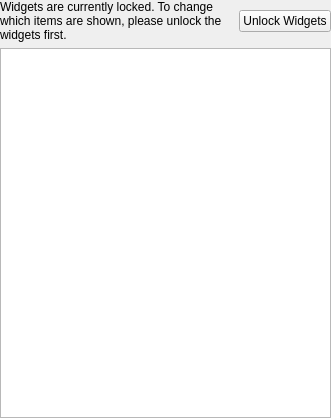
Before: the Qt Designer form plasma/generic/applets/systemtray/ui/visibleitems.ui in mgottschlag/kwin-tiling, drawn with Qt 5.
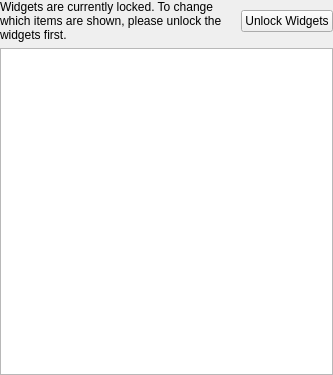
After: the same form once the commit is applied. Custom widgets are drawn as their Qt base class.

Commit message: slightly taller, no scrollbars in the first page BUG:217468

Diff of the .ui file:
```diff
--- a/plasma/generic/applets/systemtray/ui/visibleitems.ui
+++ b/plasma/generic/applets/systemtray/ui/visibleitems.ui
@@ -6,10 +6,16 @@
    <rect>
     <x>0</x>
     <y>0</y>
-    <width>331</width>
-    <height>418</height>
+    <width>333</width>
+    <height>375</height>
    </rect>
   </property>
+  <property name="minimumSize">
+   <size>
+    <width>0</width>
+    <height>360</height>
+   </size>
+  </property>
   <layout class="QGridLayout" name="gridLayout">
    <property name="margin">
     <number>0</number>
```
